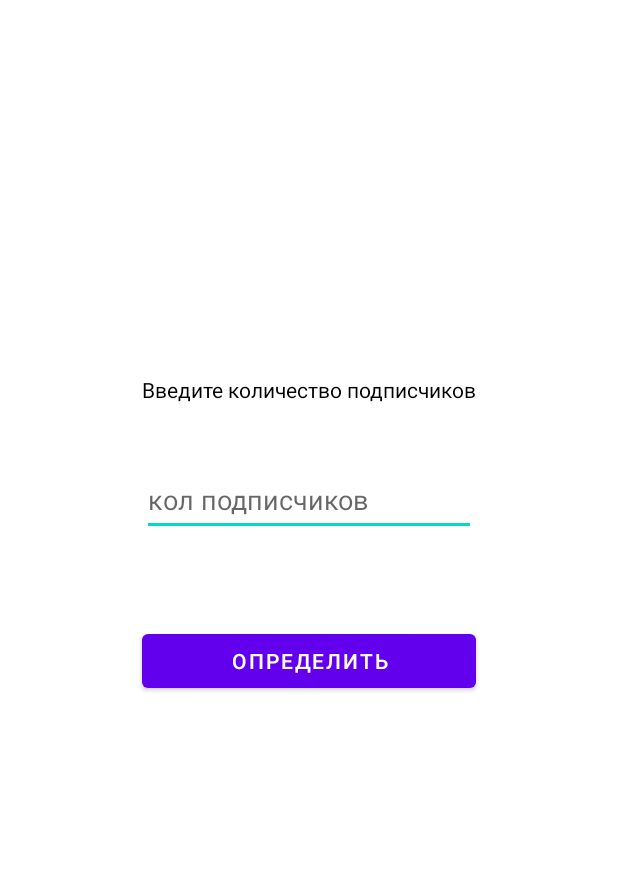
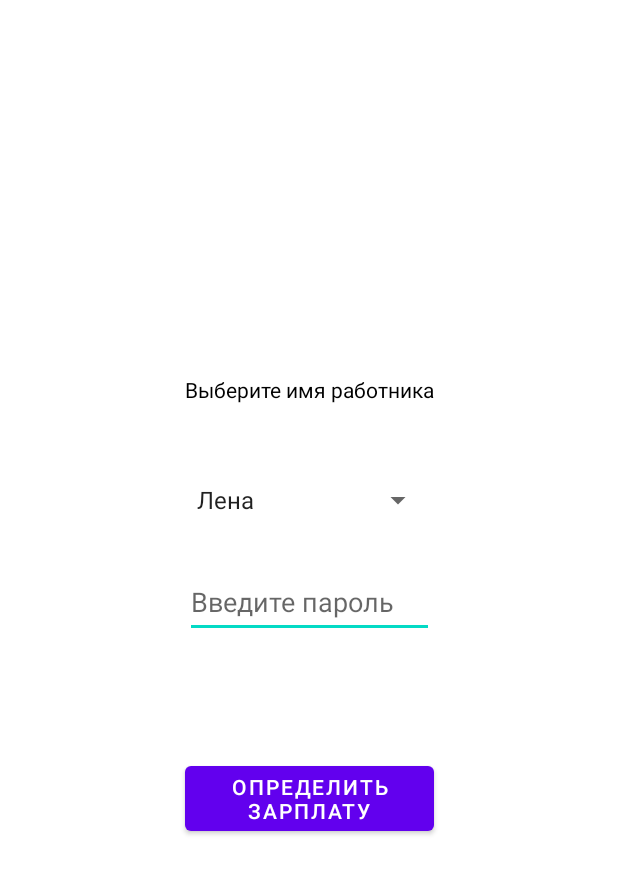
Before and after one commit to LenaMishanina/android-studio-lessons, an Android app: the layout activity_main.xml on its own in the app's theme, with its tools: preview values and no code run, on a phone screen of 412 x 824 dp. Shown: the top 874 px of the screen. Run offline under Robolectric (Android 15) with nearby library versions, the phone set to English and light mode, and no system bars.

Commit message:
Application GET SALARY -> enum, when, spinner

```diff
--- a/MyFirstApplication/app/src/main/res/layout/activity_main.xml
+++ b/MyFirstApplication/app/src/main/res/layout/activity_main.xml
@@ -11,20 +11,20 @@
         android:layout_width="wrap_content"
         android:layout_height="wrap_content"
         android:layout_marginTop="250dp"
-        android:text="Введите количество подписчиков"
+        android:text="Выберите имя работника"
         android:textColor="@color/black"
         app:layout_constraintEnd_toEndOf="parent"
         app:layout_constraintStart_toStartOf="parent"
         app:layout_constraintTop_toTopOf="parent" />
 
-    <EditText
-        android:id="@+id/edNumFollows"
+    <Spinner
+        android:id="@+id/spinnerName"
         android:layout_width="0dp"
         android:layout_height="wrap_content"
         android:layout_marginTop="40dp"
         android:ems="10"
-        android:hint="кол подписчиков"
-        android:inputType="number"
+        android:inputType="text"
+        android:entries="@array/workerNames"
         android:minHeight="48dp"
         app:layout_constraintEnd_toEndOf="@+id/textView"
         app:layout_constraintStart_toStartOf="@+id/textView"
@@ -39,17 +39,32 @@
         android:text="TextView"
         android:textColor="@android:color/holo_green_dark"
         android:visibility="invisible"
-        app:layout_constraintEnd_toEndOf="@+id/edNumFollows"
-        app:layout_constraintStart_toStartOf="@+id/edNumFollows"
-        app:layout_constraintTop_toBottomOf="@+id/edNumFollows" />
+        app:layout_constraintEnd_toEndOf="@+id/spinnerName"
+        app:layout_constraintHorizontal_bias="0.0"
+        app:layout_constraintStart_toStartOf="@+id/spinnerName"
+        app:layout_constraintTop_toBottomOf="@+id/edPassword" />
 
     <Button
         android:id="@+id/btnGetResult"
         android:layout_width="0dp"
         android:layout_height="wrap_content"
-        android:layout_marginTop="20dp"
-        android:text="Определить"
+        android:layout_marginTop="40dp"
+        android:text="Определить зарплату"
         app:layout_constraintEnd_toEndOf="@+id/tvResult"
+        app:layout_constraintHorizontal_bias="0.0"
         app:layout_constraintStart_toStartOf="@+id/tvResult"
         app:layout_constraintTop_toBottomOf="@+id/tvResult" />
+
+    <EditText
+        android:id="@+id/edPassword"
+        android:layout_width="0dp"
+        android:layout_height="wrap_content"
+        android:layout_marginTop="20dp"
+        android:ems="10"
+        android:hint="Введите пароль"
+        android:inputType="textPersonName"
+        android:minHeight="48dp"
+        app:layout_constraintEnd_toEndOf="@+id/spinnerName"
+        app:layout_constraintStart_toStartOf="@+id/spinnerName"
+        app:layout_constraintTop_toBottomOf="@+id/spinnerName" />
 </androidx.constraintlayout.widget.ConstraintLayout>
--- a/MyFirstApplication/app/src/main/res/values/strings.xml
+++ b/MyFirstApplication/app/src/main/res/values/strings.xml
@@ -1,3 +1,9 @@
 <resources>
     <string name="app_name">MyFirstApplication</string>
+    <string-array name="workerNames">
+        <item>Лена</item>
+        <item>Катя</item>
+        <item>Вика</item>
+        <item>Соня</item>
+    </string-array>
 </resources>
```
Also changed, not shown: MyFirstApplication/app/src/main/java/com/example/myfirstapplication/MainActivity.kt (+32 -9 lines), MyFirstApplication/app/src/main/java/com/example/myfirstapplication/Workers.kt (added, +8 -0 lines), 1 other file.
